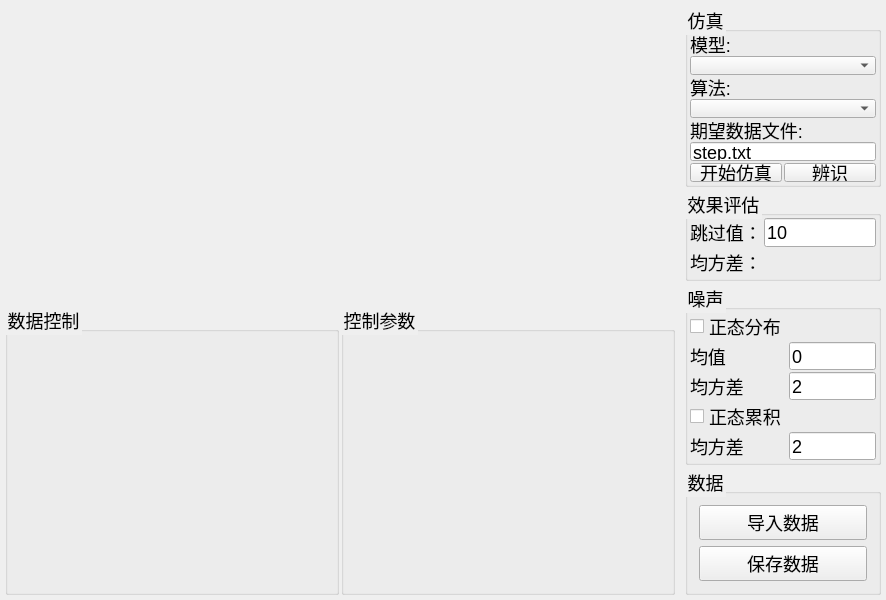
Old version of the form pidsim/mainwindow.ui in the repository yangzigy/pidtool.
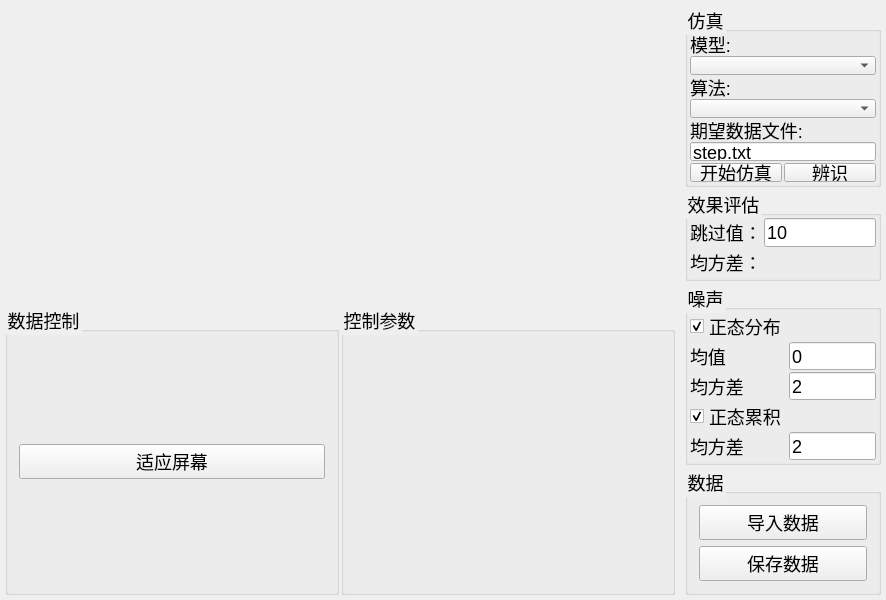
New version of the form.

What changed in the file:
```diff
--- a/pidsim/mainwindow.ui
+++ b/pidsim/mainwindow.ui
@@ -124,6 +124,15 @@
          <property name="title">
           <string>数据控制</string>
          </property>
+         <layout class="QGridLayout" name="gridLayout_9">
+          <item row="0" column="0">
+           <widget class="QPushButton" name="bt_fitscreen">
+            <property name="text">
+             <string>适应屏幕</string>
+            </property>
+           </widget>
+          </item>
+         </layout>
         </widget>
        </item>
       </layout>
@@ -219,6 +228,9 @@
             <property name="text">
              <string>正态累积</string>
             </property>
+            <property name="checked">
+             <bool>true</bool>
+            </property>
            </widget>
           </item>
           <item row="0" column="0">
@@ -226,6 +238,9 @@
             <property name="text">
              <string>正态分布</string>
             </property>
+            <property name="checked">
+             <bool>true</bool>
+            </property>
            </widget>
           </item>
           <item row="4" column="1">
```
